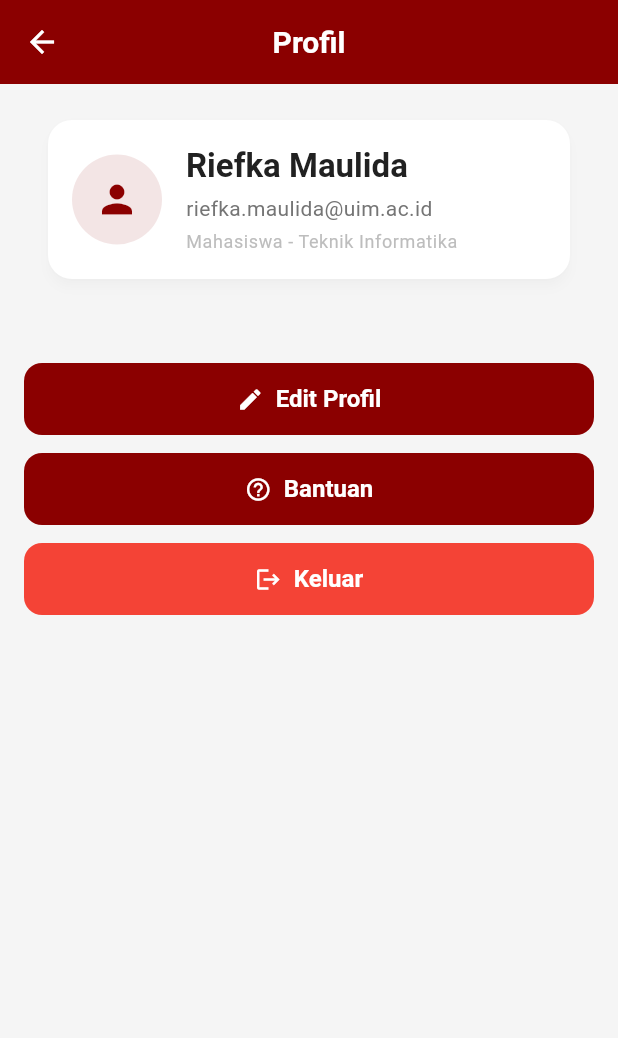
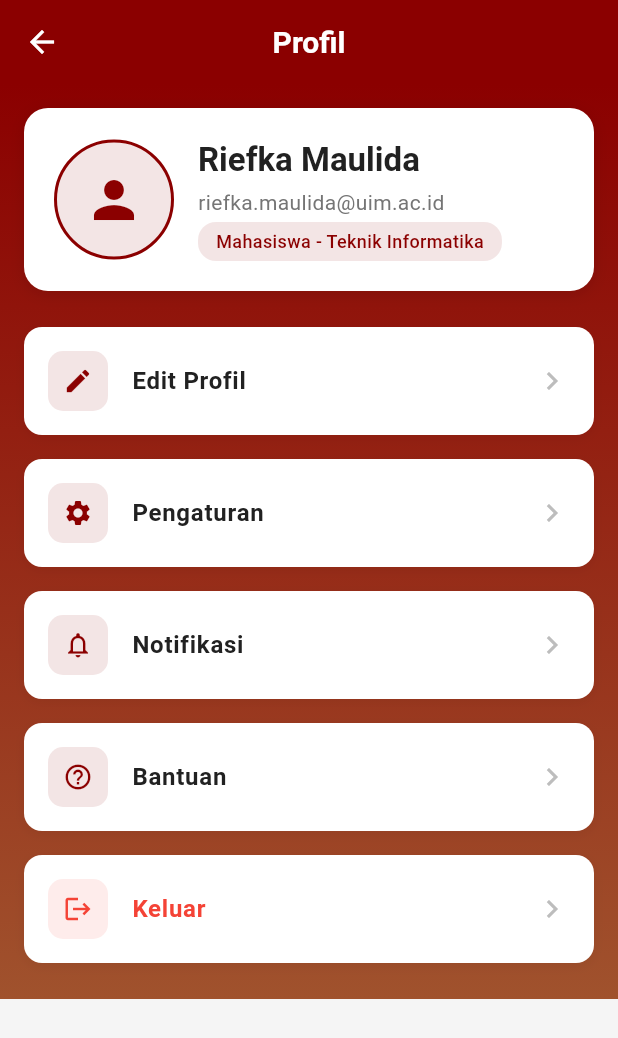
Before and after one commit to riefkakaulida/rifkatun-maulida07, a Flutter app: the ProfilePage screen opened directly, on a phone screen of 412 x 824 dp. Shown: the top 1038 px of the screen. Run offline on Flutter 3.47's test engine with Material 3 defaults, Android fonts, the phone set to English and light mode, and no system bars.

Commit message:
mengubah tampilan halaman profil pengguna

```diff
--- a/lib/features/profile/profile_page.dart
+++ b/lib/features/profile/profile_page.dart
@@ -8,46 +8,63 @@ class ProfilePage extends StatelessWidget {
   Widget build(BuildContext context) {
     return Scaffold(
       appBar: AppBar(
-        title: const Text('Profil'),
+        backgroundColor: AppColors.primary,
+        foregroundColor: Colors.white,
+        title: const Text('Profil', style: TextStyle(color: Colors.white)),
+        elevation: 0,
       ),
-      body: SingleChildScrollView(
+      body: Container(
+        decoration: const BoxDecoration(
+          gradient: LinearGradient(
+            begin: Alignment.topCenter,
+            end: Alignment.bottomCenter,
+            colors: [AppColors.primary, Color(0xFFA0522D)],
+          ),
+        ),
+        child: SingleChildScrollView(
           padding: const EdgeInsets.all(16),
           child: Column(
             children: [
               const ProfileHeader(),
               const SizedBox(height: 24),
-            const SizedBox(height: 24),
-            ElevatedButton.icon(
-              onPressed: () {
+              ProfileMenuItem(
+                icon: Icons.edit,
+                title: 'Edit Profil',
+                onTap: () {
                   // TODO: Navigate to edit profile
                 },
-              icon: const Icon(Icons.edit),
-              label: const Text('Edit Profil'),
-              style: ElevatedButton.styleFrom(
-                minimumSize: const Size(double.infinity, 48),
               ),
+              const SizedBox(height: 8),
+              ProfileMenuItem(
+                icon: Icons.settings,
+                title: 'Pengaturan',
+                onTap: () {
+                  // TODO: Navigate to settings
+                },
               ),
-            const SizedBox(height: 12),
-            ElevatedButton.icon(
-              onPressed: () => _showHelpBottomSheet(context),
-              icon: const Icon(Icons.help_outline),
-              label: const Text('Bantuan'),
-              style: ElevatedButton.styleFrom(
-                minimumSize: const Size(double.infinity, 48),
+              const SizedBox(height: 8),
+              ProfileMenuItem(
+                icon: Icons.notifications_outlined,
+                title: 'Notifikasi',
+                onTap: () {
+                  // TODO: Navigate to notifications
+                },
               ),
+              const SizedBox(height: 8),
+              ProfileMenuItem(
+                icon: Icons.help_outline,
+                title: 'Bantuan',
+                onTap: () => _showHelpBottomSheet(context),
               ),
-            const SizedBox(height: 12),
-            ElevatedButton.icon(
-              onPressed: () => _showLogoutDialog(context),
-              icon: const Icon(Icons.logout),
-              label: const Text('Keluar'),
-              style: ElevatedButton.styleFrom(
-                backgroundColor: AppColors.error,
-                foregroundColor: Colors.white,
-                minimumSize: const Size(double.infinity, 48),
-              ),
+              const SizedBox(height: 8),
+              ProfileMenuItem(
+                icon: Icons.logout,
+                title: 'Keluar',
+                onTap: () => _showLogoutDialog(context),
+                isDestructive: true,
               ),
             ],
+          ),
         ),
       ),
     );
@@ -124,21 +141,36 @@ class ProfileHeader extends StatelessWidget {
 
   @override
   Widget build(BuildContext context) {
-    return Card(
+    return Container(
+      decoration: BoxDecoration(
+        color: Colors.white,
+        borderRadius: BorderRadius.circular(16),
+        boxShadow: [
+          BoxShadow(
+            color: const Color.fromARGB(26, 0, 0, 0), // 10% opacity black
+            blurRadius: 8,
+            offset: const Offset(0, 2),
+          ),
+        ],
+      ),
       child: Padding(
-        padding: const EdgeInsets.all(16),
+        padding: const EdgeInsets.all(20),
         child: Row(
           children: [
             Container(
-              width: 60,
-              height: 60,
+              width: 80,
+              height: 80,
               decoration: BoxDecoration(
-                color: AppColors.primary.withOpacity(0.1),
-                borderRadius: BorderRadius.circular(30),
+                color: AppColors.primary.withAlpha(26),
+                borderRadius: BorderRadius.circular(40),
+                border: Border.all(
+                  color: AppColors.primary,
+                  width: 2,
+                ),
               ),
               child: Icon(
                 Icons.person,
-                size: 30,
+                size: 40,
                 color: AppColors.primary,
               ),
             ),
@@ -150,7 +182,8 @@ class ProfileHeader extends StatelessWidget {
                   Text(
                     'Riefka Maulida',
                     style: Theme.of(context).textTheme.titleLarge?.copyWith(
-                      fontWeight: FontWeight.w600,
+                      fontWeight: FontWeight.w700,
+                      color: AppColors.textPrimary,
                     ),
                   ),
                   const SizedBox(height: 4),
@@ -161,10 +194,19 @@ class ProfileHeader extends StatelessWidget {
                     ),
                   ),
                   const SizedBox(height: 2),
-                  Text(
+                  Container(
+                    padding: const EdgeInsets.symmetric(horizontal: 12, vertical: 4),
+                    decoration: BoxDecoration(
+                      color: AppColors.primary.withAlpha(26),
+                      borderRadius: BorderRadius.circular(12),
+                    ),
+                    child: Text(
                       'Mahasiswa - Teknik Informatika',
-                    style: Theme.of(context).textTheme.bodySmall?.copyWith(
-                      color: AppColors.textHint,
+                      style: TextStyle(
+                        fontSize: 12,
+                        color: AppColors.primary,
+                        fontWeight: FontWeight.w500,
+                      ),
                     ),
                   ),
                 ],
@@ -193,15 +235,40 @@ class ProfileMenuItem extends StatelessWidget {
 
   @override
   Widget build(BuildContext context) {
-    return ListTile(
-      leading: Icon(
+    return Container(
+      margin: const EdgeInsets.only(bottom: 8),
+      decoration: BoxDecoration(
+        color: Colors.white,
+        borderRadius: BorderRadius.circular(12),
+        boxShadow: [
+          BoxShadow(
+            color: const Color.fromARGB(13, 0, 0, 0), // 5% opacity black
+            blurRadius: 6,
+            offset: const Offset(0, 2),
+          ),
+        ],
+      ),
+      child: ListTile(
+        leading: Container(
+          width: 40,
+          height: 40,
+          decoration: BoxDecoration(
+            color: isDestructive
+                ? AppColors.error.withAlpha(26)
+                : AppColors.primary.withAlpha(26),
+            borderRadius: BorderRadius.circular(10),
+          ),
+          child: Icon(
             icon,
-        color: isDestructive ? AppColors.error : AppColors.textPrimary,
+            color: isDestructive ? AppColors.error : AppColors.primary,
+            size: 20,
+          ),
         ),
         title: Text(
           title,
           style: TextStyle(
             color: isDestructive ? AppColors.error : AppColors.textPrimary,
+            fontWeight: FontWeight.w600,
           ),
         ),
         trailing: Icon(
@@ -209,8 +276,10 @@ class ProfileMenuItem extends StatelessWidget {
           color: AppColors.textHint,
         ),
         onTap: onTap,
+        contentPadding: const EdgeInsets.symmetric(horizontal: 16, vertical: 8),
         shape: RoundedRectangleBorder(
-        borderRadius: BorderRadius.circular(8),
+          borderRadius: BorderRadius.circular(12),
+        ),
       ),
     );
   }
```
Lines whose indentation alone changed are shown as unchanged.
